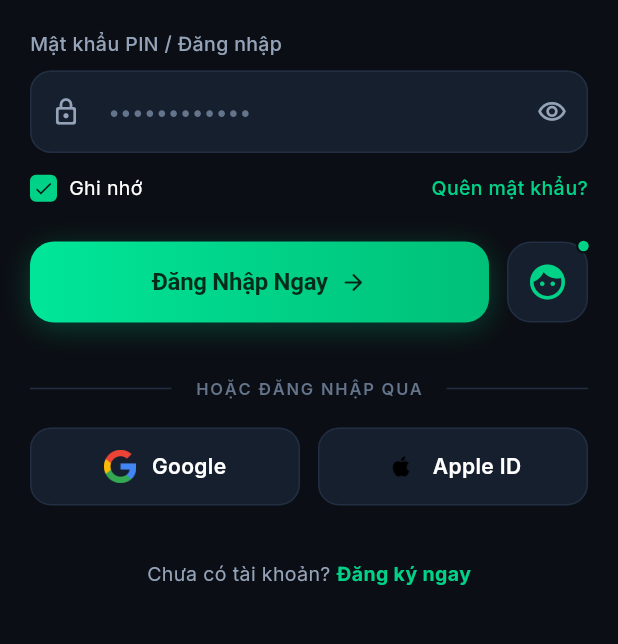
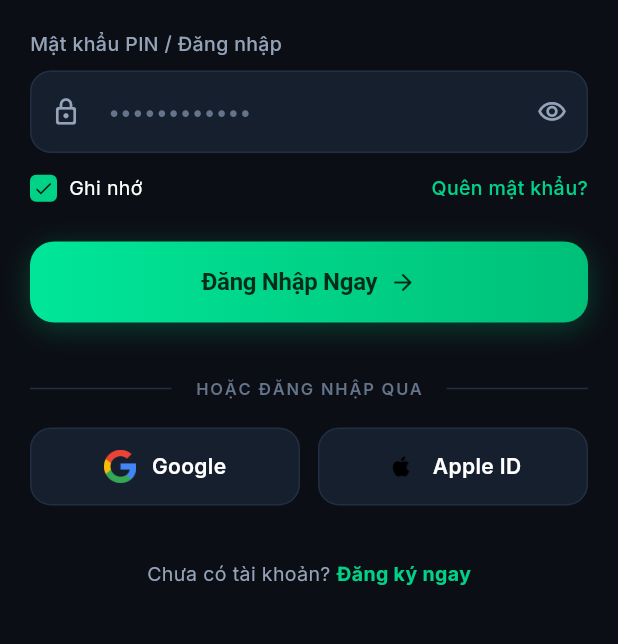
Before and after one commit to haphcc/StockMate, a Flutter app: the screen it shows after launch, on a phone screen of 412 x 824 dp, the part 375-1019 px from its top. Run offline on Flutter 3.47's test engine with Material 3 defaults, Android fonts, the phone set to English and light mode, and no system bars; our stand-ins replace dio, equatable, flutter_local_notifications, flutter_riverpod, flutter_secure_storage, go_router and 2 more; accounts and stored records are empty.

Commit message:
Remove biometric button from login, remove mock switch from settings, and update initial cash reward to 100,000 VND

```diff
--- a/mobile/lib/data/repositories/mock_account_repository.dart
+++ b/mobile/lib/data/repositories/mock_account_repository.dart
@@ -21,10 +21,10 @@ class MockAccountRepository implements AccountRepository {
     accountNumber: _account.accountNumber,
     accountType: _account.accountType,
     status: _account.status,
-    cashBalance: const Money.fromCents(100000000000),
+    cashBalance: const Money.fromCents(10000000),
     blockedBalance: Money.zero(),
     stockValue: Money.zero(),
-    totalAssetValue: const Money.fromCents(100000000000),
+    totalAssetValue: const Money.fromCents(10000000),
     totalProfitLoss: Money.zero(),
     profitLossPercent: Money.zero(),
   );
--- a/mobile/lib/features/auth/screens/login_screen.dart
+++ b/mobile/lib/features/auth/screens/login_screen.dart
@@ -214,11 +214,8 @@ class _LoginScreenState extends ConsumerState<LoginScreen> {
                 ),
                 const SizedBox(height: 26),
 
-                // Login Button + Biometrics Button Row
-                Row(
-                  children: [
-                    Expanded(
-                      child: GradientButton(
+                // Login Button
+                GradientButton(
                   text: 'Đăng Nhập Ngay',
                   isLoading: isLoading,
                   trailingIcon: const Icon(
@@ -227,58 +224,6 @@ class _LoginScreenState extends ConsumerState<LoginScreen> {
                     color: Color(0xFF032617),
                   ),
                   onPressed: _login,
-                      ),
-                    ),
-                    const SizedBox(width: 12),
-                    // Biometric button with green status dot
-                    Stack(
-                      clipBehavior: Clip.none,
-                      children: [
-                        InkWell(
-                          onTap: () {
-                            // Biometric mock trigger
-                            _login();
-                          },
-                          borderRadius: BorderRadius.circular(16),
-                          child: Container(
-                            width: 54,
-                            height: 54,
-                            decoration: BoxDecoration(
-                              color: AppColors.darkInput,
-                              borderRadius: BorderRadius.circular(16),
-                              border: Border.all(
-                                color: AppColors.darkInputBorder,
-                                width: 1,
-                              ),
-                            ),
-                            child: const Center(
-                              child: Icon(
-                                Icons.face_rounded,
-                                color: AppColors.primary,
-                                size: 28,
-                              ),
-                            ),
-                          ),
-                        ),
-                        Positioned(
-                          top: -2,
-                          right: -2,
-                          child: Container(
-                            width: 10,
-                            height: 10,
-                            decoration: BoxDecoration(
-                              color: AppColors.primary,
-                              shape: BoxShape.circle,
-                              border: Border.all(
-                                color: AppColors.darkBackground,
-                                width: 1.5,
-                              ),
-                            ),
-                          ),
-                        ),
-                      ],
-                    ),
-                  ],
                 ),
                 const SizedBox(height: 36),
 
--- a/mobile/lib/features/auth/screens/register_screen.dart
+++ b/mobile/lib/features/auth/screens/register_screen.dart
@@ -444,7 +444,7 @@ class _RegisterScreenState extends ConsumerState<RegisterScreen> {
 
                 // CTA Button
                 GradientButton(
-                  text: 'Tạo Tài Khoản & Nhận 1 Tỷ Đ',
+                  text: 'Tạo Tài Khoản & Nhận 100.000đ',
                   isLoading: isLoading,
                   trailingIcon: const Icon(
                     Icons.trending_up_rounded,
```
Also changed, not shown: mobile/lib/features/home/screens/settings_screen.dart (+0 -35 lines), 1 other file. Lines whose indentation alone changed are shown as unchanged.
